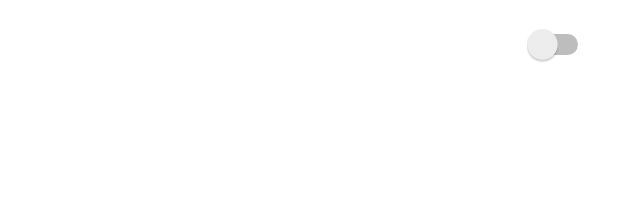
After one commit to phuquy2114/SpeedCar_app, an Android app: the layout view_text_with_switch.xml on its own in the app's theme, with its tools: preview values and no code run, on a phone screen of 412 x 824 dp. The commit adds this screen. Shown: the top 219 px of the screen. Run offline under Robolectric (Android 15) with nearby library versions, the phone set to English and light mode, and no system bars.

Commit message:
drawer layout

```diff
--- a/app/src/main/java/com/speed/car/ui/main/MainViewModel.kt
+++ b/app/src/main/java/com/speed/car/ui/main/MainViewModel.kt
@@ -23,6 +23,8 @@ class MainViewModel(
         val limit = speedLimitCurrent.value ?: return@map false to it.first
         (it.first > limit) to it.first
     }
+
+    val isEnableSOS = MutableLiveData(false)
 
     val isVisibleLimit = speedLimitCurrent.map {
         it != null
--- a/app/src/main/java/com/speed/car/utils/Ext.kt
+++ b/app/src/main/java/com/speed/car/utils/Ext.kt
@@ -1,7 +1,9 @@
 package com.speed.car.utils
 
 import android.view.View
+import androidx.appcompat.app.AppCompatActivity
 import androidx.databinding.BindingAdapter
+import androidx.fragment.app.Fragment
 
 fun Any?.isNotNull(): Boolean = this != null
 fun Any?.isNull(): Boolean = this == null
--- /dev/null
+++ b/app/src/main/res/layout/view_text_with_switch.xml
@@ -0,0 +1,44 @@
+<?xml version="1.0" encoding="utf-8"?>
+<layout xmlns:android="http://schemas.android.com/apk/res/android"
+    xmlns:app="http://schemas.android.com/apk/res-auto"
+    xmlns:tools="http://schemas.android.com/tools">
+
+    <androidx.constraintlayout.widget.ConstraintLayout
+        android:id="@+id/rootLayout"
+        android:layout_width="match_parent"
+        android:layout_height="wrap_content"
+        android:foreground="?attr/selectableItemBackground">
+
+        <androidx.appcompat.widget.AppCompatTextView
+            android:id="@+id/text"
+            android:layout_width="wrap_content"
+            android:layout_height="wrap_content"
+            android:layout_margin="16dp"
+            app:layout_constraintBottom_toTopOf="@+id/text_sub"
+            app:layout_constraintStart_toStartOf="parent"
+            app:layout_constraintTop_toTopOf="parent" />
+
+        <androidx.appcompat.widget.AppCompatTextView
+            android:id="@+id/text_sub"
+            android:layout_width="0dp"
+            android:layout_height="wrap_content"
+            android:layout_marginHorizontal="16dp"
+            android:layout_marginBottom="16dp"
+            android:visibility="gone"
+            app:layout_constraintBottom_toBottomOf="parent"
+            app:layout_constraintEnd_toStartOf="@+id/toggle"
+            app:layout_constraintStart_toStartOf="parent"
+            app:layout_constraintTop_toBottomOf="@+id/text" />
+
+        <Switch
+            android:id="@+id/toggle"
+            android:layout_width="wrap_content"
+            android:layout_height="wrap_content"
+            android:layout_margin="16dp"
+            app:layout_constraintBottom_toBottomOf="parent"
+            app:layout_constraintEnd_toEndOf="parent"
+            app:layout_constraintTop_toTopOf="parent"
+            tools:ignore="UseSwitchCompatOrMaterialXml" />
+
+    </androidx.constraintlayout.widget.ConstraintLayout>
+</layout>
--- a/app/src/main/res/values/strings.xml
+++ b/app/src/main/res/values/strings.xml
@@ -39,4 +39,10 @@
     <string name="dialog_location_permission_go_button">Go</string>
     <string name="dialog_location_permission_cancel_button">Cancel</string>
 
+    <string name="drawer_open">Open</string>
+    <string name="drawer_close">Close</string>
+    <string name="empty_string"></string>
+    <string name="sos">Show SOS map</string>
+    <string name="history">History</string>
+
 </resources>
```
Also changed, not shown: app/src/main/java/com/speed/car/ui/main/MainFragment.kt (+39 -7 lines), app/src/main/java/com/speed/car/utils/TextWithSwitchView.kt (added, +148 -0 lines), app/src/main/res/drawable/ic_menu.xml (added, +9 -0 lines), app/src/main/res/layout/drawer_menu.xml (deleted, +0 -17 lines), app/src/main/res/layout/fragment_main.xml (+36 -6 lines), app/src/main/res/layout/layout_header_drawer.xml (added, +20 -0 lines), app/src/main/res/menu/menu_drawer.xml (+7 -2 lines), app/src/main/res/values/attr.xml (added, +13 -0 lines), app/src/main/res/values/styles.xml (added, +9 -0 lines), app/src/main/res/drawable-xxxhdpi/team.jpeg (added).
